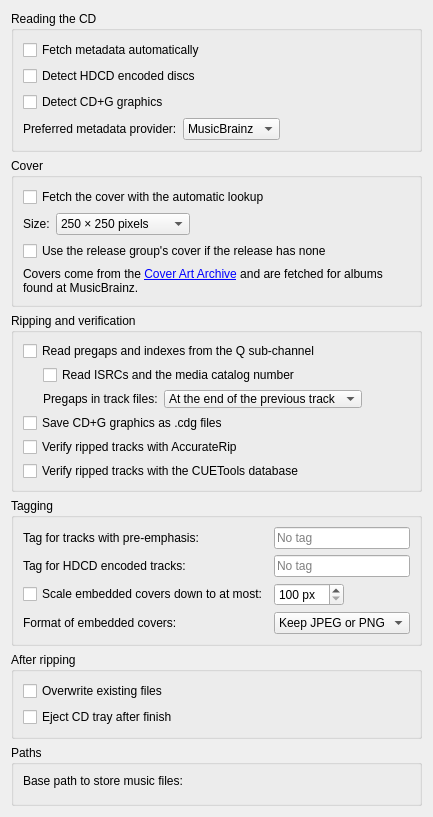
Above: widgets/generalsettingswidgetUI.ui from KDE/audex before the change. Below: the same form after it.
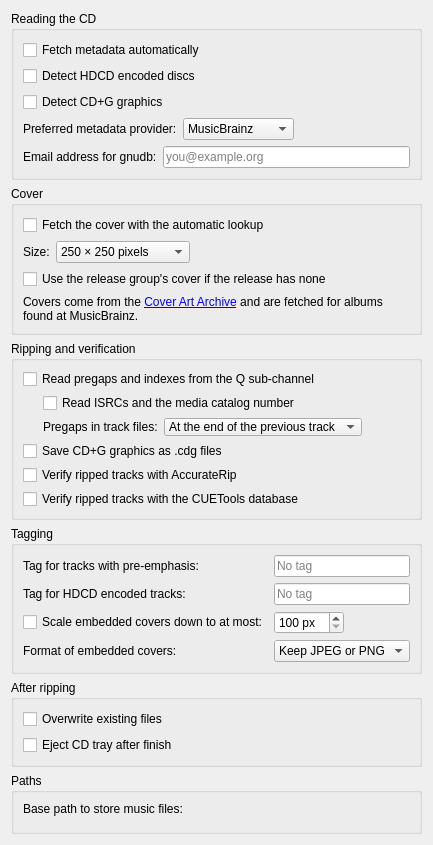
That is the form after the change. Custom widgets are drawn as their Qt base class.

Commit message:
Add gnudb (CDDB) as a third metadata provider
Needs application registration, which initiated 2026/10/10.
If there will be no or negative answer, this will be removed.

```diff
--- a/widgets/generalsettingswidgetUI.ui
+++ b/widgets/generalsettingswidgetUI.ui
@@ -56,7 +56,7 @@
         <item>
          <widget class="QLabel" name="label_metadataProvider">
           <property name="toolTip">
-           <string>&lt;html&gt;&lt;head/&gt;&lt;body&gt;&lt;p&gt;Source that is asked first. CD-Text comes from the disc itself and needs no network.&lt;/p&gt;&lt;/body&gt;&lt;/html&gt;</string>
+           <string>&lt;html&gt;&lt;head/&gt;&lt;body&gt;&lt;p&gt;The source Audex asks when a disc is looked up. CD-Text comes from the disc itself and needs no network. gnudb carries on the freedb database: it knows many old samplers and regional releases, but its entries are less consistent than MusicBrainz and it requires a contact address.&lt;/p&gt;&lt;/body&gt;&lt;/html&gt;</string>
           </property>
           <property name="text">
            <string>Preferred metadata provider:</string>
@@ -75,6 +75,11 @@
             <string>CD-Text</string>
            </property>
           </item>
+          <item>
+           <property name="text">
+            <string>gnudb (CDDB)</string>
+           </property>
+          </item>
          </widget>
         </item>
         <item>
@@ -92,6 +97,30 @@
         </item>
        </layout>
       </item>
+      <item>
+       <layout class="QHBoxLayout" name="horizontalLayout_gnudbEmail">
+        <item>
+         <widget class="QLabel" name="label_gnudbEmail">
+          <property name="text">
+           <string>Email address for gnudb:</string>
+          </property>
+          <property name="buddy">
+           <cstring>kcfg_gnudbEmail</cstring>
+          </property>
+         </widget>
+        </item>
+        <item>
+         <widget class="QLineEdit" name="kcfg_gnudbEmail">
+          <property name="toolTip">
+           <string>&lt;html&gt;&lt;head/&gt;&lt;body&gt;&lt;p&gt;gnudb requires a contact address with every request and blocks clients that send none. It is needed whenever gnudb is asked, as the preferred provider or from the Fetch menu. The address is only sent to gnudb.&lt;/p&gt;&lt;/body&gt;&lt;/html&gt;</string>
+          </property>
+          <property name="placeholderText">
+           <string>you@example.org</string>
+          </property>
+         </widget>
+        </item>
+       </layout>
+      </item>
      </layout>
     </widget>
    </item>
```
The commit also changes 12 other files.
